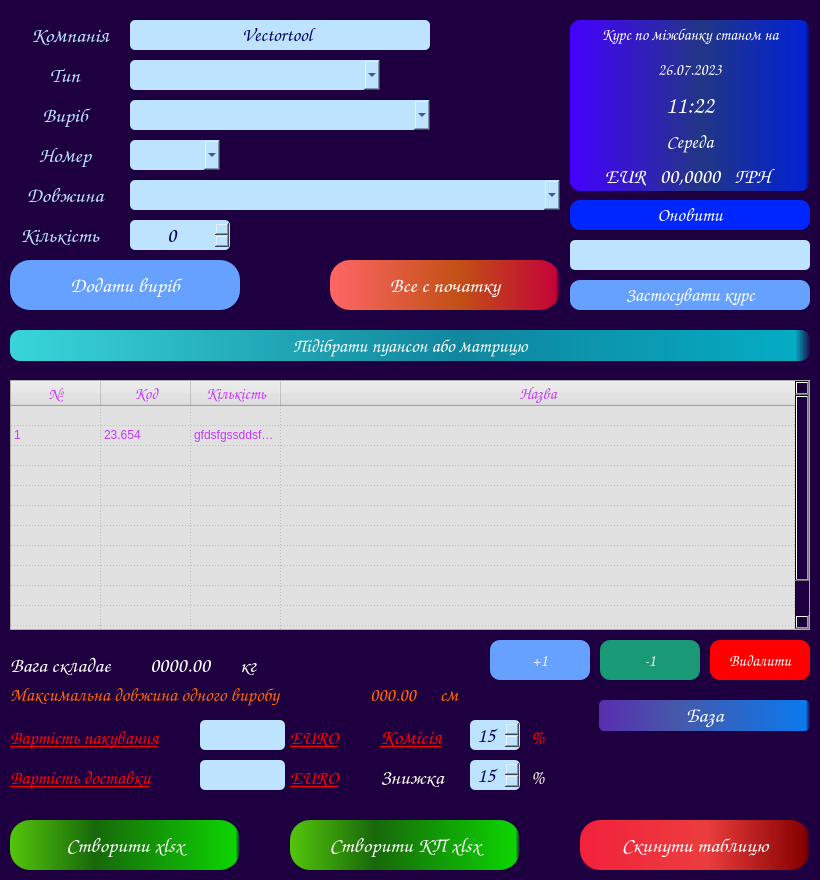
Before: the Qt Designer form BendingPriceCalc.ui in VitaliyBychevoy/BendingToolsPriceCalc, drawn with Qt 5.
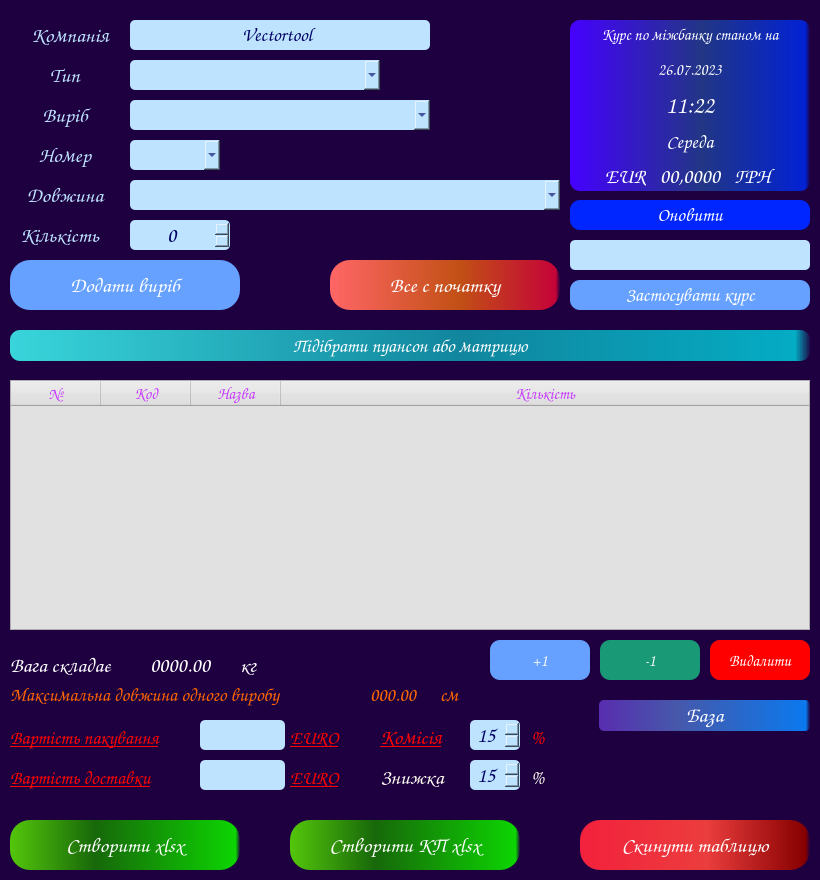
After: the same form once the commit is applied.

Diff of the .ui file:
```diff
--- a/BendingPriceCalc.ui
+++ b/BendingPriceCalc.ui
@@ -520,7 +520,7 @@
      <bool>true</bool>
     </property>
     <property name="rowCount">
-     <number>13</number>
+     <number>0</number>
     </property>
     <property name="columnCount">
      <number>4</number>
@@ -564,71 +564,6 @@
     <attribute name="verticalHeaderStretchLastSection">
      <bool>false</bool>
     </attribute>
-    <row>
-     <property name="text">
-      <string>1</string>
-     </property>
-    </row>
-    <row>
-     <property name="text">
-      <string>2</string>
-     </property>
-    </row>
-    <row>
-     <property name="text">
-      <string>3</string>
-     </property>
-    </row>
-    <row>
-     <property name="text">
-      <string>4</string>
-     </property>
-    </row>
-    <row>
-     <property name="text">
-      <string>5</string>
-     </property>
-    </row>
-    <row>
-     <property name="text">
-      <string>6</string>
-     </property>
-    </row>
-    <row>
-     <property name="text">
-      <string>7</string>
-     </property>
-    </row>
-    <row>
-     <property name="text">
-      <string>8</string>
-     </property>
-    </row>
-    <row>
-     <property name="text">
-      <string>9</string>
-     </property>
-    </row>
-    <row>
-     <property name="text">
-      <string>10</string>
-     </property>
-    </row>
-    <row>
-     <property name="text">
-      <string>11</string>
-     </property>
-    </row>
-    <row>
-     <property name="text">
-      <string>13</string>
-     </property>
-    </row>
-    <row>
-     <property name="text">
-      <string>14</string>
-     </property>
-    </row>
     <column>
      <property name="text">
       <string>№</string>
@@ -655,17 +590,6 @@
       </font>
      </property>
     </column>
-    <column>
-     <property name="text">
-      <string>Кількість</string>
-     </property>
-     <property name="font">
-      <font>
-       <family>Comic Sans MS</family>
-       <pointsize>12</pointsize>
-      </font>
-     </property>
-    </column>
     <column>
      <property name="text">
       <string>Назва</string>
@@ -677,24 +601,17 @@
       </font>
      </property>
     </column>
-    <item row="1" column="0">
+    <column>
      <property name="text">
-      <string>1</string>
+      <string>Кількість</string>
      </property>
-    </item>
-    <item row="1" column="1">
-     <property name="text">
-      <string>23.654</string>
+     <property name="font">
+      <font>
+       <family>Comic Sans MS</family>
+       <pointsize>12</pointsize>
+      </font>
      </property>
-    </item>
-    <item row="1" column="2">
-     <property name="text">
-      <string>gfdsfgssddsfghgdfssghdgfs1234567890</string>
-     </property>
-     <property name="flags">
-      <set>ItemIsSelectable|ItemIsEnabled</set>
-     </property>
-    </item>
+    </column>
    </widget>
    <widget class="QLabel" name="weight_label">
     <property name="geometry">
```
Left out of the diff: 3 changed lines with no effect on the pictures.
